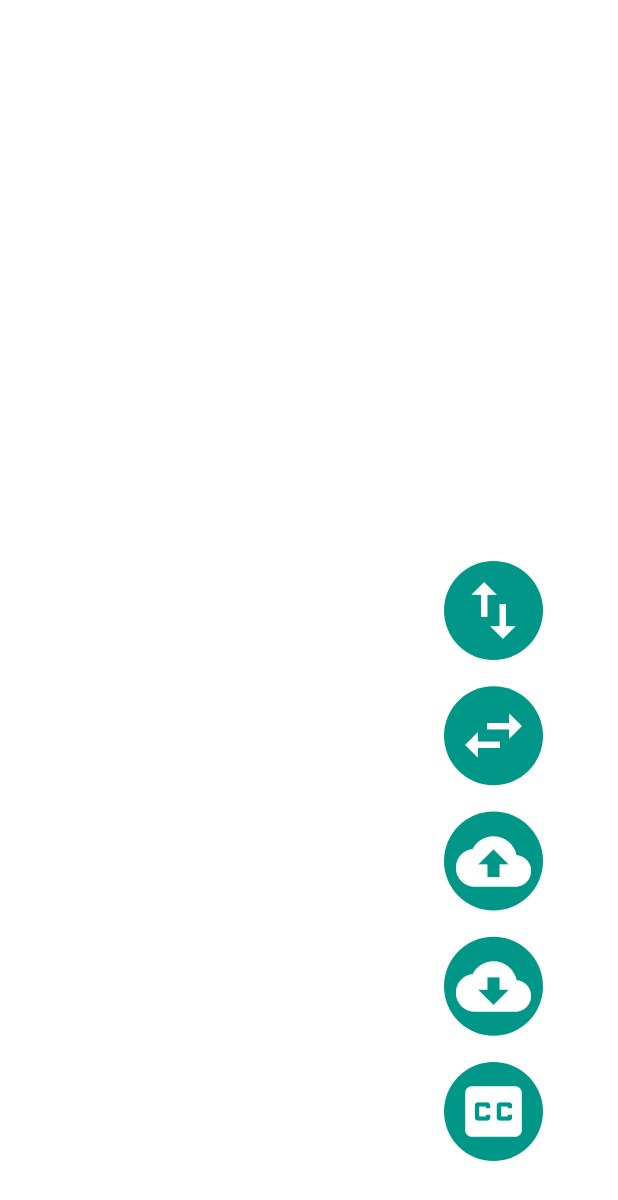
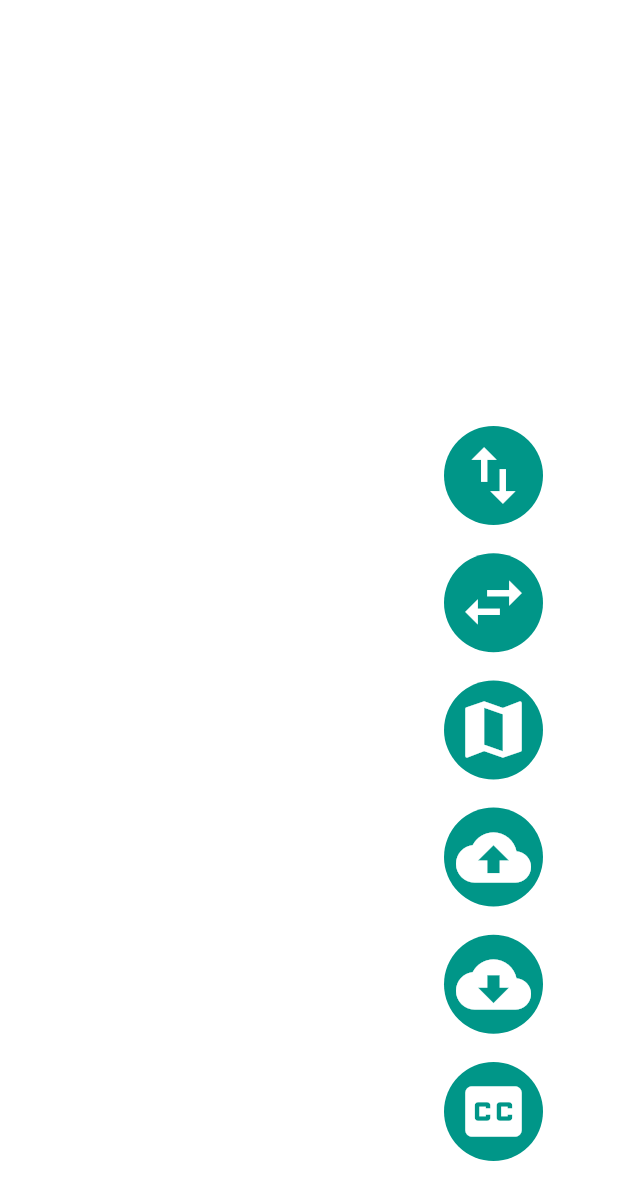
Before and after one commit to jawwr/lab-5-graph, a Flutter app: the screen it shows after launch, on a phone screen of 412 x 824 dp. Shown: the top 1200 px of the screen. Run offline on Flutter 3.47's test engine with Material 2 defaults, Android fonts, the phone set to English and light mode, and no system bars; our stand-ins replace file_picker, toast; missing offline and left inert: file_saver.

```diff
--- a/lib/widgets/menu.dart
+++ b/lib/widgets/menu.dart
@@ -7,15 +7,17 @@ class Menu extends StatefulWidget {
   final Function() saveFile;
   final Function() uploadFile;
   final Function() openSubtitles;
+  final Function() minWay;
 
-  const Menu({
-    Key? key,
-    required this.depthSearch,
-    required this.breadthSearch,
-    required this.saveFile,
-    required this.uploadFile,
-    required this.openSubtitles,
-  }) : super(key: key);
+  const Menu(
+      {Key? key,
+      required this.depthSearch,
+      required this.breadthSearch,
+      required this.saveFile,
+      required this.uploadFile,
+      required this.openSubtitles,
+      required this.minWay})
+      : super(key: key);
 
   @override
   State<StatefulWidget> createState() => _Menu();
@@ -25,7 +27,7 @@ class _Menu extends State<Menu> {
   @override
   Widget build(BuildContext context) {
     return Container(
-      height: 400,
+      height: 500,
       child: Column(
         mainAxisSize: MainAxisSize.max,
         mainAxisAlignment: MainAxisAlignment.spaceBetween,
@@ -37,6 +39,10 @@ class _Menu extends State<Menu> {
           _MenuIcon(
             func: widget.breadthSearch,
             icon: Icons.swap_horiz,
+          ),
+          _MenuIcon(
+            func: widget.minWay,
+            icon: Icons.map,
           ),
           _MenuIcon(
             func: widget.uploadFile,
@@ -66,6 +72,7 @@ class _MenuIcon extends StatelessWidget {
   @override
   Widget build(BuildContext context) {
     return Container(
+      margin: const EdgeInsets.only(top: 10),
         child: Material(
       clipBehavior: Clip.hardEdge,
       color: Colors.teal,
```
Also changed, not shown: lib/widgets/graph.dart (+36 -0 lines).
